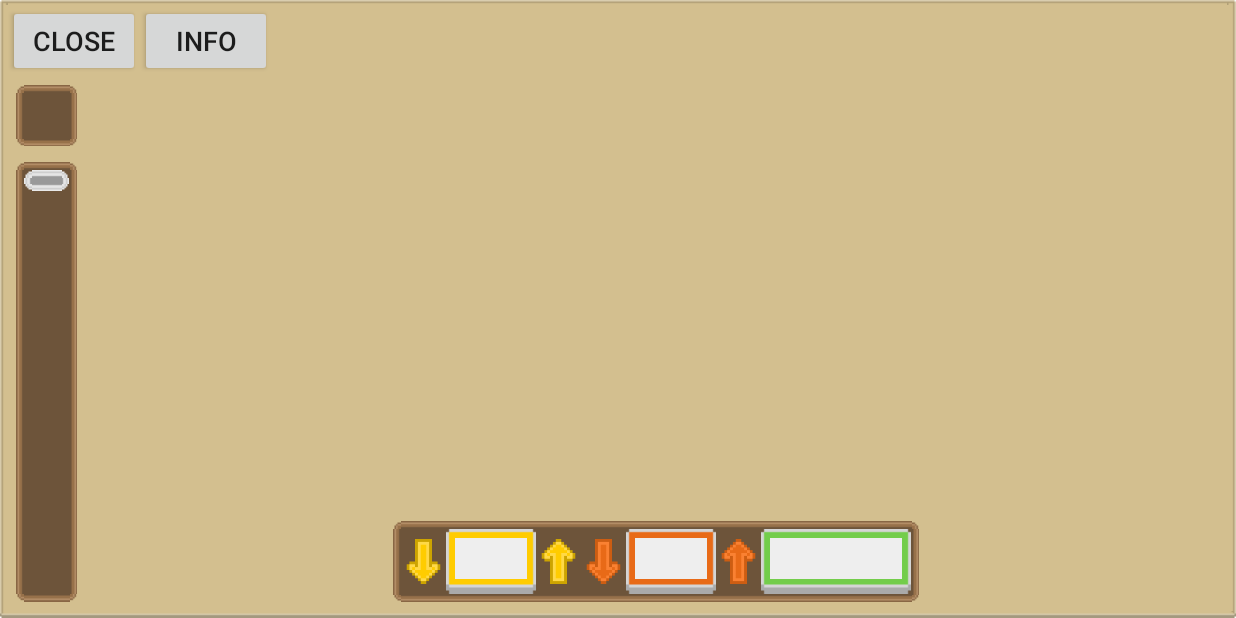
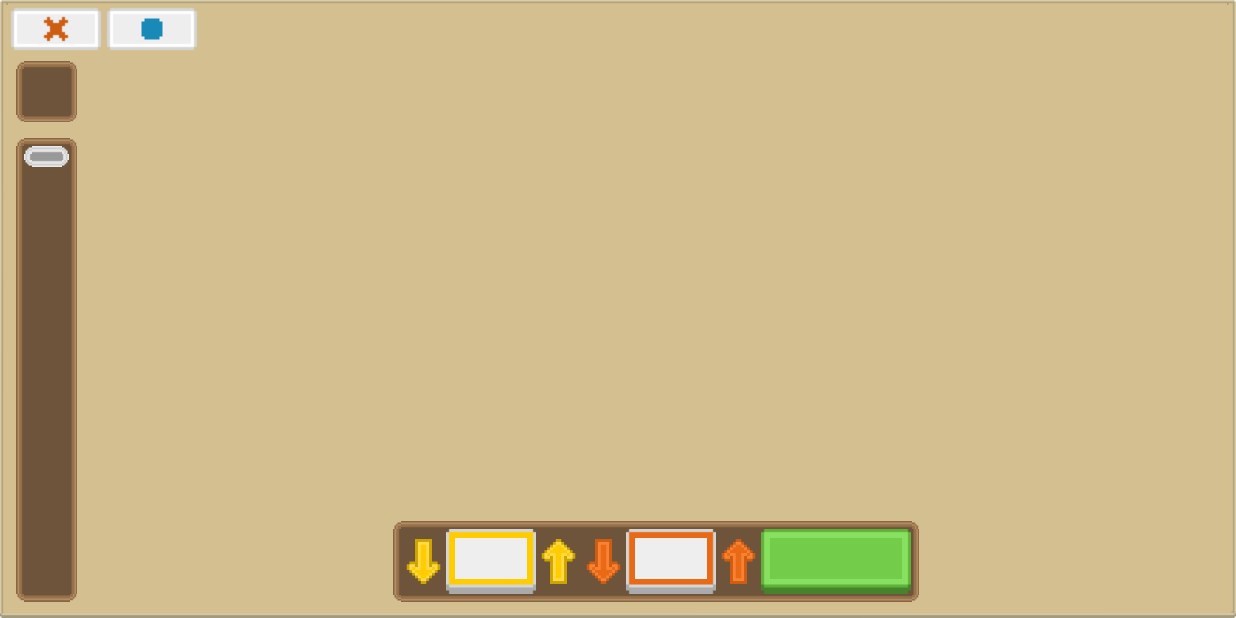
Before and after one commit to JakeSteam/BlacksmithSlots, an Android app: the SlotActivity screen opened directly, with no data from a screen before it, on a phone screen of 824 x 412 dp (held sideways). Run offline under Robolectric (Android 15) with nearby library versions, the phone set to English and light mode, and no system bars; libraries missing offline, so code that uses them is left out: com.orm, com.orm.query; 2 statements that could not run were skipped.

Commit message:
Added placeholder close button

```diff
--- a/app/src/main/java/uk/co/jakelee/blacksmithslots/main/SlotActivity.java
+++ b/app/src/main/java/uk/co/jakelee/blacksmithslots/main/SlotActivity.java
@@ -76,4 +76,8 @@ public class SlotActivity extends AppCompatActivity {
     public void decreaseRows(View v) {
         slotHelper.decreaseRows();
     }
+
+    public void close(View v) {
+        finish();
+    }
 }
--- a/app/src/main/res/layout/activity_slot.xml
+++ b/app/src/main/res/layout/activity_slot.xml
@@ -14,16 +14,15 @@
         android:layout_width="match_parent"
         android:layout_height="wrap_content"
         android:orientation="horizontal">
-        <Button
+        <ImageView
             android:layout_width="wrap_content"
             android:layout_height="wrap_content"
-            android:textSize="18sp"
-            android:text="Close"/>
-        <Button
+            android:src="@drawable/close"
+            android:onClick="close"/>
+        <ImageView
             android:layout_width="wrap_content"
             android:layout_height="wrap_content"
-            android:textSize="18sp"
-            android:text="Info"/>
+            android:src="@drawable/info"/>
     </LinearLayout>
 
     <LinearLayout
@@ -111,7 +110,7 @@
             <TextView
                 android:id="@+id/spinButton"
                 android:layout_width="100dp"
-                android:background="@drawable/box_green"
+                android:background="@drawable/box_filled_green"
                 android:onClick="spin"
                 style="@style/SlotText"/>
         </LinearLayout>
```
Also changed, not shown: app/src/main/res/drawable/box_filled_green.9.png (added), app/src/main/res/drawable/close.png (added), app/src/main/res/drawable/info.png (added).
